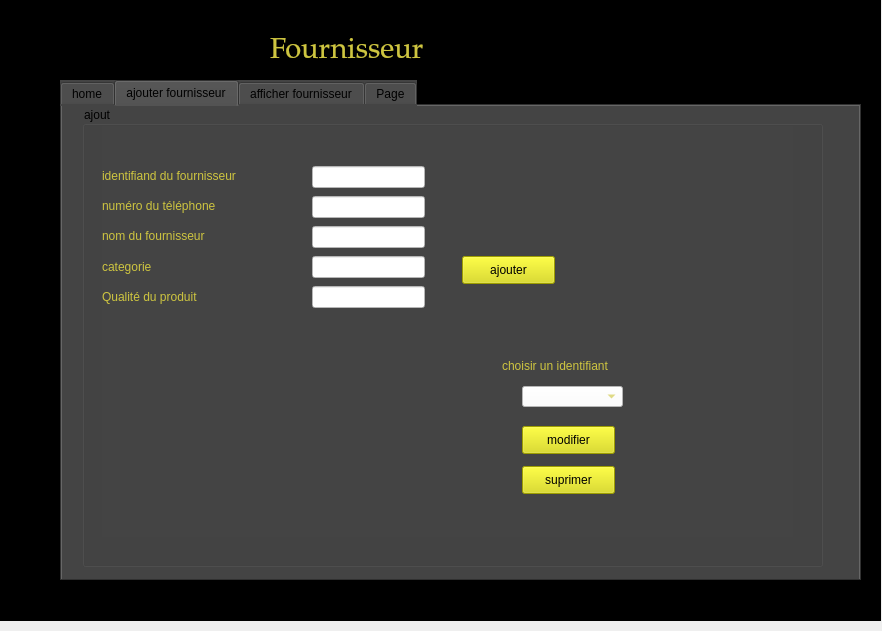
First picture: the form in fournisseurs.ui, repository Iskanderbahroun/Beauty_Center_2A16, before the edit.
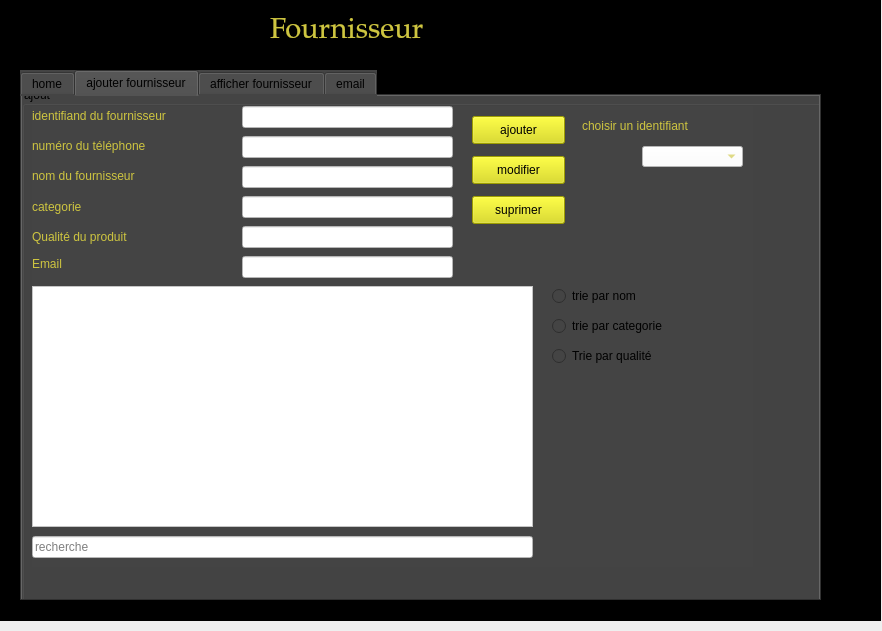
Second picture: the form after the edit. The open tabs and pages were chosen to show the change. Icons and pictures are not drawn.

Patch:
```diff
--- a/fournisseurs.ui
+++ b/fournisseurs.ui
@@ -32,10 +32,10 @@
   <widget class="QTabWidget" name="tabWidget">
    <property name="geometry">
     <rect>
-     <x>60</x>
-     <y>80</y>
+     <x>20</x>
+     <y>70</y>
      <width>801</width>
-     <height>501</height>
+     <height>531</height>
     </rect>
    </property>
    <property name="palette">
@@ -133,7 +133,7 @@
     <string notr="true">background-color: rgb(68, 68, 68);</string>
    </property>
    <property name="currentIndex">
-    <number>2</number>
+    <number>1</number>
    </property>
    <widget class="QWidget" name="tab_4">
     <attribute name="title">
@@ -266,10 +266,10 @@
     <widget class="QGroupBox" name="groupBox">
      <property name="geometry">
       <rect>
-       <x>20</x>
-       <y>0</y>
-       <width>741</width>
-       <height>461</height>
+       <x>0</x>
+       <y>-10</y>
+       <width>801</width>
+       <height>521</height>
       </rect>
      </property>
      <property name="title">
@@ -278,8 +278,8 @@
      <widget class="QLabel" name="label_2">
       <property name="geometry">
        <rect>
-        <x>20</x>
-        <y>120</y>
+        <x>10</x>
+        <y>80</y>
         <width>161</width>
         <height>20</height>
        </rect>
@@ -295,8 +295,8 @@
      <widget class="QLabel" name="label_3">
       <property name="geometry">
        <rect>
-        <x>20</x>
-        <y>60</y>
+        <x>10</x>
+        <y>20</y>
         <width>201</width>
         <height>20</height>
        </rect>
@@ -313,9 +313,9 @@
      <widget class="QLabel" name="label_4">
       <property name="geometry">
        <rect>
-        <x>20</x>
-        <y>90</y>
-        <width>171</width>
+        <x>10</x>
+        <y>50</y>
+        <width>181</width>
         <height>20</height>
        </rect>
       </property>
@@ -330,9 +330,9 @@
      <widget class="QLineEdit" name="le_nom">
       <property name="geometry">
        <rect>
-        <x>230</x>
-        <y>120</y>
-        <width>113</width>
+        <x>220</x>
+        <y>80</y>
+        <width>211</width>
         <height>22</height>
        </rect>
       </property>
@@ -345,9 +345,9 @@
      <widget class="QLineEdit" name="le_id">
       <property name="geometry">
        <rect>
-        <x>230</x>
-        <y>60</y>
-        <width>113</width>
+        <x>220</x>
+        <y>20</y>
+        <width>211</width>
         <height>22</height>
        </rect>
       </property>
@@ -359,9 +359,9 @@
      <widget class="QLineEdit" name="le_numtel">
       <property name="geometry">
        <rect>
-        <x>230</x>
-        <y>90</y>
-        <width>113</width>
+        <x>220</x>
+        <y>50</y>
+        <width>211</width>
         <height>22</height>
        </rect>
       </property>
@@ -373,8 +373,8 @@
      <widget class="QPushButton" name="pb_ajouter">
       <property name="geometry">
        <rect>
-        <x>380</x>
-        <y>150</y>
+        <x>450</x>
+        <y>30</y>
         <width>93</width>
         <height>28</height>
        </rect>
@@ -534,8 +534,8 @@
      <widget class="QLabel" name="label_6">
       <property name="geometry">
        <rect>
-        <x>20</x>
-        <y>150</y>
+        <x>10</x>
+        <y>110</y>
         <width>81</width>
         <height>21</height>
        </rect>
@@ -551,9 +551,9 @@
      <widget class="QLineEdit" name="Le_cat">
       <property name="geometry">
        <rect>
-        <x>230</x>
-        <y>150</y>
-        <width>113</width>
+        <x>220</x>
+        <y>110</y>
+        <width>211</width>
         <height>22</height>
        </rect>
       </property>
@@ -565,8 +565,8 @@
      <widget class="QLabel" name="label_8">
       <property name="geometry">
        <rect>
-        <x>20</x>
-        <y>180</y>
+        <x>10</x>
+        <y>140</y>
         <width>151</width>
         <height>21</height>
        </rect>
@@ -582,9 +582,9 @@
      <widget class="QLineEdit" name="Le_qal">
       <property name="geometry">
        <rect>
-        <x>230</x>
-        <y>180</y>
-        <width>113</width>
+        <x>220</x>
+        <y>140</y>
+        <width>211</width>
         <height>22</height>
        </rect>
       </property>
@@ -596,8 +596,8 @@
      <widget class="QPushButton" name="pb_modifier">
       <property name="geometry">
        <rect>
-        <x>440</x>
-        <y>320</y>
+        <x>450</x>
+        <y>70</y>
         <width>93</width>
         <height>28</height>
        </rect>
@@ -612,8 +612,8 @@
      <widget class="QComboBox" name="comboBox">
       <property name="geometry">
        <rect>
-        <x>440</x>
-        <y>280</y>
+        <x>620</x>
+        <y>60</y>
         <width>101</width>
         <height>21</height>
        </rect>
@@ -626,8 +626,8 @@
      <widget class="QLabel" name="label_10">
       <property name="geometry">
        <rect>
-        <x>420</x>
-        <y>250</y>
+        <x>560</x>
+        <y>30</y>
         <width>171</width>
         <height>20</height>
        </rect>
@@ -643,8 +643,8 @@
      <widget class="QPushButton" name="pb_supp">
       <property name="geometry">
        <rect>
-        <x>440</x>
-        <y>360</y>
+        <x>450</x>
+        <y>110</y>
         <width>93</width>
         <height>28</height>
        </rect>
@@ -656,20 +656,118 @@
        <string>suprimer</string>
       </property>
      </widget>
-     <widget class="QLabel" name="lb_img_ajt">
+     <widget class="QLineEdit" name="Le_email">
       <property name="geometry">
        <rect>
-        <x>20</x>
+        <x>220</x>
+        <y>170</y>
+        <width>211</width>
+        <height>22</height>
+       </rect>
+      </property>
+      <property name="styleSheet">
+       <string notr="true">background-color: rgb(255, 255, 255);</string>
+      </property>
+     </widget>
+     <widget class="QLabel" name="label_5">
+      <property name="geometry">
+       <rect>
+        <x>10</x>
+        <y>170</y>
+        <width>121</width>
+        <height>16</height>
+       </rect>
+      </property>
+      <property name="styleSheet">
+       <string notr="true">color: rgb(206, 197, 64);
+font: 75 11pt &quot;MS Shell Dlg 2&quot;; </string>
+      </property>
+      <property name="text">
+       <string>Email</string>
+      </property>
+     </widget>
+     <widget class="QTableView" name="tabfournisseur">
+      <property name="geometry">
+       <rect>
+        <x>10</x>
+        <y>200</y>
+        <width>501</width>
+        <height>241</height>
+       </rect>
+      </property>
+      <property name="styleSheet">
+       <string notr="true">background-color: rgb(255, 255, 255);</string>
+      </property>
+     </widget>
+     <widget class="QLineEdit" name="recher_edit">
+      <property name="geometry">
+       <rect>
+        <x>10</x>
+        <y>450</y>
+        <width>501</width>
+        <height>22</height>
+       </rect>
+      </property>
+      <property name="styleSheet">
+       <string notr="true">background-color: rgb(255, 255, 255);</string>
+      </property>
+      <property name="placeholderText">
+       <string>recherche</string>
+      </property>
+     </widget>
+     <widget class="QLabel" name="label_9">
+      <property name="geometry">
+       <rect>
+        <x>10</x>
         <y>20</y>
-        <width>691</width>
-        <height>411</height>
+        <width>721</width>
+        <height>461</height>
        </rect>
       </property>
       <property name="text">
        <string/>
       </property>
      </widget>
-     <zorder>lb_img_ajt</zorder>
+     <widget class="QRadioButton" name="trie_ref">
+      <property name="geometry">
+       <rect>
+        <x>530</x>
+        <y>200</y>
+        <width>111</width>
+        <height>20</height>
+       </rect>
+      </property>
+      <property name="text">
+       <string>trie par nom</string>
+      </property>
+     </widget>
+     <widget class="QRadioButton" name="trie_cat">
+      <property name="geometry">
+       <rect>
+        <x>530</x>
+        <y>230</y>
+        <width>121</width>
+        <height>20</height>
+       </rect>
+      </property>
+      <property name="text">
+       <string>trie par categorie</string>
+      </property>
+     </widget>
+     <widget class="QRadioButton" name="trie_qual">
+      <property name="geometry">
+       <rect>
+        <x>530</x>
+        <y>260</y>
+        <width>111</width>
+        <height>20</height>
+       </rect>
+      </property>
+      <property name="text">
+       <string>Trie par qualité</string>
+      </property>
+     </widget>
+     <zorder>label_9</zorder>
      <zorder>label_2</zorder>
      <zorder>label_3</zorder>
      <zorder>label_4</zorder>
@@ -685,22 +783,14 @@
      <zorder>comboBox</zorder>
      <zorder>label_10</zorder>
      <zorder>pb_supp</zorder>
+     <zorder>Le_email</zorder>
+     <zorder>label_5</zorder>
+     <zorder>tabfournisseur</zorder>
+     <zorder>recher_edit</zorder>
+     <zorder>trie_ref</zorder>
+     <zorder>trie_cat</zorder>
+     <zorder>trie_qual</zorder>
     </widget>
-    <widget class="QLabel" name="label_9">
-     <property name="geometry">
-      <rect>
-       <x>0</x>
-       <y>10</y>
-       <width>791</width>
-       <height>461</height>
-      </rect>
-     </property>
-     <property name="text">
-      <string/>
-     </property>
-    </widget>
-    <zorder>label_9</zorder>
-    <zorder>groupBox</zorder>
    </widget>
    <widget class="QWidget" name="tab_2">
     <attribute name="title">
@@ -709,8 +799,8 @@
     <widget class="QLabel" name="bg_afficher">
      <property name="geometry">
       <rect>
-       <x>80</x>
-       <y>60</y>
+       <x>40</x>
+       <y>90</y>
        <width>641</width>
        <height>361</height>
       </rect>
@@ -735,94 +825,159 @@
       <string/>
      </property>
     </widget>
-    <widget class="QTableView" name="tabfournisseur">
-     <property name="geometry">
-      <rect>
-       <x>140</x>
-       <y>120</y>
-       <width>501</width>
-       <height>241</height>
-      </rect>
-     </property>
-     <property name="styleSheet">
-      <string notr="true">background-color: rgb(255, 255, 255);</string>
-     </property>
-    </widget>
-    <widget class="QRadioButton" name="trie_ref">
-     <property name="geometry">
-      <rect>
-       <x>150</x>
-       <y>80</y>
-       <width>111</width>
-       <height>20</height>
-      </rect>
-     </property>
-     <property name="text">
-      <string>trie par nom</string>
-     </property>
-    </widget>
-    <widget class="QRadioButton" name="trie_cat">
-     <property name="geometry">
-      <rect>
-       <x>320</x>
-       <y>80</y>
-       <width>121</width>
-       <height>20</height>
-      </rect>
-     </property>
-     <property name="text">
-      <string>trie par categorie</string>
-     </property>
-    </widget>
-    <widget class="QRadioButton" name="trie_qual">
-     <property name="geometry">
-      <rect>
-       <x>490</x>
-       <y>80</y>
-       <width>111</width>
-       <height>20</height>
-      </rect>
-     </property>
-     <property name="text">
-      <string>Trie par qualité</string>
-     </property>
-    </widget>
-    <widget class="QLineEdit" name="recher_edit">
-     <property name="geometry">
-      <rect>
-       <x>110</x>
-       <y>380</y>
-       <width>561</width>
-       <height>22</height>
-      </rect>
-     </property>
-     <property name="styleSheet">
-      <string notr="true">background-color: rgb(255, 255, 255);</string>
-     </property>
-    </widget>
     <zorder>label_11</zorder>
     <zorder>bg_afficher</zorder>
-    <zorder>tabfournisseur</zorder>
-    <zorder>trie_ref</zorder>
-    <zorder>trie_cat</zorder>
-    <zorder>trie_qual</zorder>
-    <zorder>recher_edit</zorder>
    </widget>
    <widget class="QWidget" name="tab_3">
     <attribute name="title">
-     <string>Page</string>
+     <string>email</string>
     </attribute>
-    <widget class="QTableView" name="tablerecherc">
+    <widget class="QLineEdit" name="lineEdit_atchmnt_email">
      <property name="geometry">
       <rect>
-       <x>70</x>
-       <y>110</y>
-       <width>641</width>
-       <height>301</height>
+       <x>110</x>
+       <y>240</y>
+       <width>491</width>
+       <height>20</height>
       </rect>
      </property>
      <property name="styleSheet">
       <string notr="true">background-color: rgb(255, 255, 255);</string>
+     </property>
+     <property name="placeholderText">
+      <string>attachment</string>
+     </property>
+    </widget>
+    <widget class="QTextEdit" name="textEdit_email">
+     <property name="geometry">
+      <rect>
+       <x>110</x>
+       <y>300</y>
+       <width>591</width>
+       <height>201</height>
+      </rect>
+     </property>
+     <property name="styleSheet">
+      <string notr="true">background-color: rgb(255, 255, 255);</string>
+     </property>
+     <property name="placeholderText">
+      <string/>
+     </property>
+    </widget>
+    <widget class="QPushButton" name="pushButton_browse_email">
+     <property name="geometry">
+      <rect>
+       <x>610</x>
+       <y>240</y>
+       <width>91</width>
+       <height>21</height>
+      </rect>
+     </property>
+     <property name="text">
+      <string>Browse...</string>
+     </property>
+    </widget>
+    <widget class="QLineEdit" name="lineEdit_from_email">
+     <property name="geometry">
+      <rect>
+       <x>110</x>
+       <y>180</y>
+       <width>331</width>
+       <height>20</height>
+      </rect>
+     </property>
+     <property name="styleSheet">
+      <string notr="true">background-color: rgb(255, 255, 255);</string>
+     </property>
+     <property name="placeholderText">
+      <string>from</string>
+     </property>
+    </widget>
+    <widget class="QPushButton" name="pushButton_send_email">
+     <property name="geometry">
+      <rect>
+       <x>610</x>
+       <y>270</y>
+       <width>91</width>
+       <height>23</height>
+      </rect>
+     </property>
+     <property name="text">
+      <string>send</string>
+     </property>
+    </widget>
+    <widget class="QGroupBox" name="groupBox_7">
+     <property name="geometry">
+      <rect>
+       <x>100</x>
+       <y>0</y>
+       <width>611</width>
+       <height>171</height>
+      </rect>
+     </property>
+     <property name="title">
+      <string>liste</string>
+     </property>
+     <widget class="QTableView" name="tableView_email">
+      <property name="geometry">
+       <rect>
+        <x>10</x>
+        <y>20</y>
+        <width>591</width>
+        <height>141</height>
+       </rect>
+      </property>
+      <property name="styleSheet">
+       <string notr="true">background-color: rgb(255, 255, 255);</string>
+      </property>
+     </widget>
+    </widget>
+    <widget class="QLineEdit" name="lineEdit_psswrd_email">
+     <property name="geometry">
+      <rect>
+       <x>460</x>
+       <y>180</y>
+       <width>241</width>
+       <height>20</height>
+      </rect>
+     </property>
+     <property name="styleSheet">
+      <string notr="true">background-color: rgb(255, 255, 255);</string>
+     </property>
+     <property name="placeholderText">
+      <string>password</string>
+     </property>
+    </widget>
+    <widget class="QLineEdit" name="lineEdit_to_email">
+     <property name="geometry">
+      <rect>
+       <x>110</x>
+       <y>210</y>
+       <width>591</width>
+       <height>20</height>
+      </rect>
+     </property>
+     <property name="styleSheet">
+      <string notr="true">background-color: rgb(255, 255, 255);</string>
+     </property>
+     <property name="placeholderText">
+      <string>to</string>
+     </property>
+    </widget>
+    <widget class="QLineEdit" name="lineEdit_subject_email">
+     <property name="geometry">
+      <rect>
+       <x>110</x>
+       <y>270</y>
+       <width>491</width>
+       <height>20</height>
+      </rect>
+     </property>
+     <property name="styleSheet">
+      <string notr="true">background-color: rgb(255, 255, 255);</string>
+     </property>
+     <property name="placeholderText">
+      <string>subject</string>
      </property>
     </widget>
    </widget>
@@ -831,7 +986,7 @@
    <property name="geometry">
     <rect>
      <x>270</x>
-     <y>10</y>
+     <y>-10</y>
      <width>411</width>
      <height>81</height>
     </rect>
```
